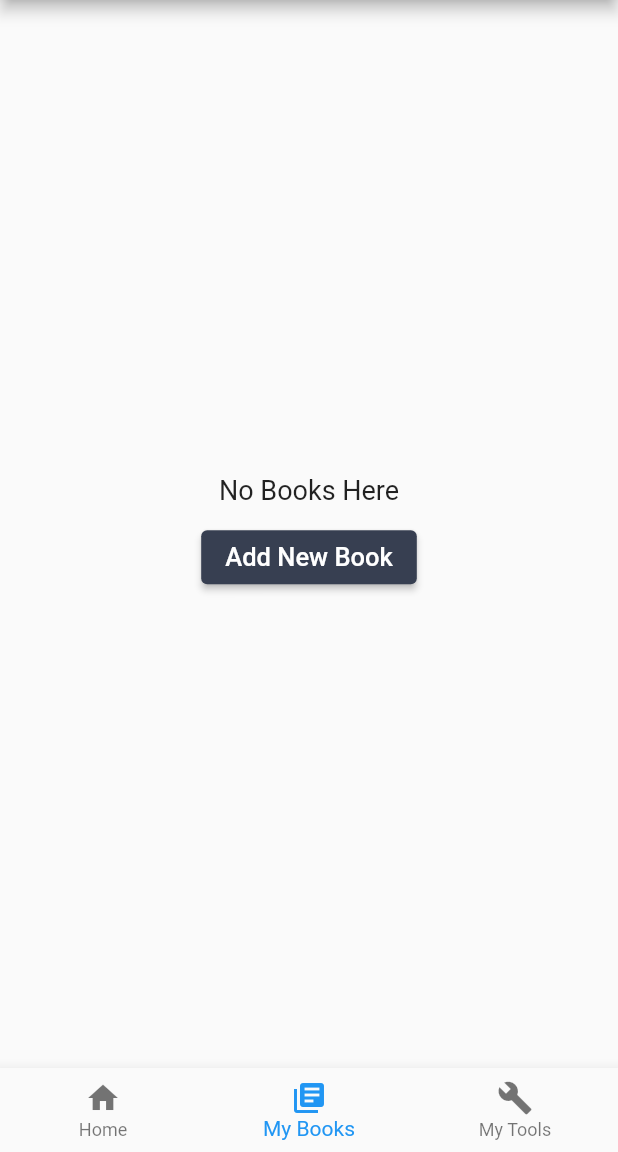
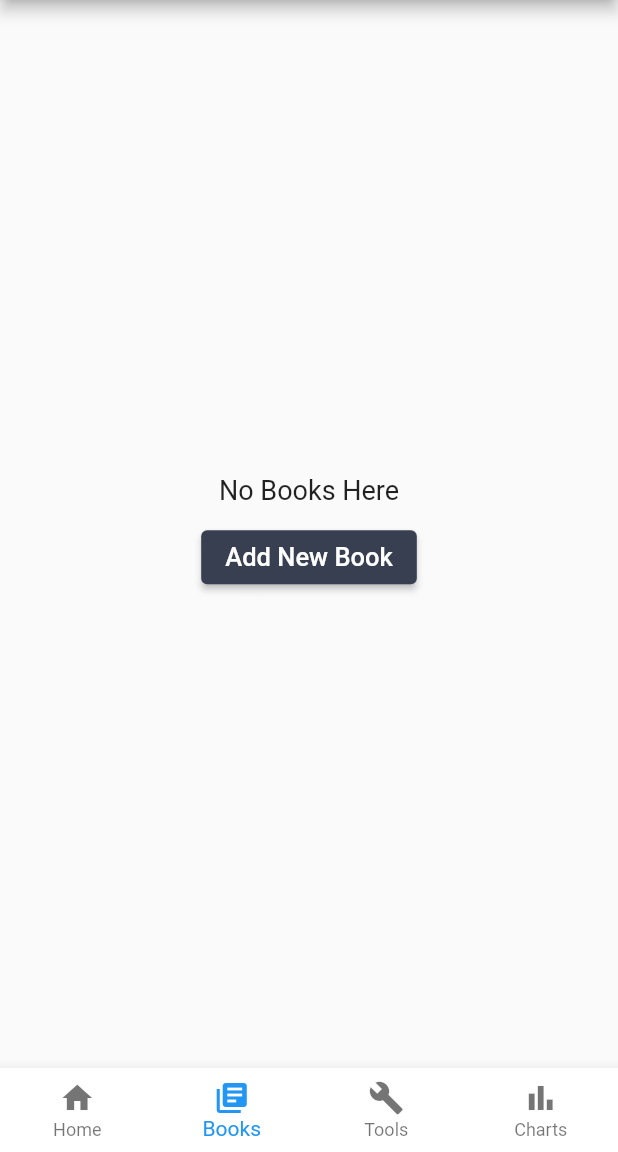
Before and after one commit to jackheinemann/otlet, a Flutter app: the screen it shows after launch, item 2 of the bottom bar chosen, on a phone screen of 412 x 824 dp, the part 84-1236 px from its top. Run offline on Flutter 3.47's test engine with Material 2 defaults, Android fonts, the phone set to English and light mode, and no system bars; our stand-ins replace cached_network_image, shared_preferences; missing offline and left inert: flutter_barcode_scanner.

Commit message:
created id simple selector, create chart screen, view charts screen, and beginnings of chart object

```diff
--- a/lib/business_logic/utils/functions.dart
+++ b/lib/business_logic/utils/functions.dart
@@ -1,5 +1,6 @@
 import 'package:flutter/material.dart';
 import 'package:otlet/business_logic/models/tool.dart';
+import 'package:otlet/ui/screens/charts_screen/view_charts_screen.dart';
 import 'package:otlet/ui/screens/view_tools_screens/create_custom_tool_screen.dart';
 
 import '../../ui/screens/add_book_screen.dart';
--- a/lib/ui/delegates/tab_manager.dart
+++ b/lib/ui/delegates/tab_manager.dart
@@ -2,7 +2,9 @@ import 'package:flutter/material.dart';
 import 'package:otlet/business_logic/models/book.dart';
 import 'package:otlet/business_logic/models/otlet_instance.dart';
 import 'package:otlet/business_logic/models/tool.dart';
+import 'package:otlet/business_logic/utils/constants.dart';
 import 'package:otlet/business_logic/utils/functions.dart';
+import 'package:otlet/ui/screens/charts_screen/view_charts_screen.dart';
 import 'package:otlet/ui/screens/home_screen/home_screen.dart';
 import 'package:otlet/ui/screens/view_books_screen.dart';
 import 'package:otlet/ui/screens/view_tools_screens/view_tools_screen.dart';
@@ -36,7 +38,7 @@ class _TabManagerState extends State<TabManager> {
           title: Text('Otlet'),
           centerTitle: true,
           actions: [
-            if (_currentIndex == 1 || _currentIndex == 2)
+            if (_currentIndex >= 1)
               IconButton(
                   icon: Icon(Icons.add),
                   onPressed: () async {
@@ -52,22 +54,33 @@ class _TabManagerState extends State<TabManager> {
                       instance.saveInstance();
                       ScaffoldMessenger.of(context).showSnackBar(SnackBar(
                           content: Text('Saved ${temp.title} to Books!')));
-                    } else {
+                    } else if (_currentIndex == 2) {
                       Tool tool = await createNewTool(context);
                       if (tool == null) return;
                       setState(() {
                         instance.addNewTool(tool);
                         instance.tools.sort((a, b) => a.name.compareTo(b.name));
                       });
+                    } else {
+                      // await createNewChart(context);
                     }
                   })
           ],
         ),
         body: IndexedStack(
           index: _currentIndex,
-          children: [HomeScreen(), ViewBooksScreen(), ViewToolsScreen()],
+          children: [
+            HomeScreen(),
+            ViewBooksScreen(),
+            ViewToolsScreen(),
+            ViewChartsScreen()
+          ],
         ),
-        bottomNavigationBar: BottomNavigationBar(
+        bottomNavigationBar: Theme(
+          data: ThemeData(
+              canvasColor: Colors.white, primaryColor: secondaryColor),
+          child: BottomNavigationBar(
+              type: BottomNavigationBarType.fixed,
               currentIndex: _currentIndex,
               onTap: (i) {
                 setState(() {
@@ -75,12 +88,18 @@ class _TabManagerState extends State<TabManager> {
                 });
               },
               items: [
-              BottomNavigationBarItem(icon: Icon(Icons.home), label: 'Home'),
                 BottomNavigationBarItem(
-                  icon: Icon(Icons.library_books), label: 'My Books'),
+                  icon: Icon(Icons.home),
+                  label: 'Home',
+                ),
                 BottomNavigationBarItem(
-                  icon: Icon(Icons.build), label: 'My Tools'),
+                    icon: Icon(Icons.library_books), label: 'Books'),
+                BottomNavigationBarItem(
+                    icon: Icon(Icons.build), label: 'Tools'),
+                BottomNavigationBarItem(
+                    icon: Icon(Icons.bar_chart), label: 'Charts'),
               ]),
+        ),
       ),
     );
   }
--- a/pubspec.yaml
+++ b/pubspec.yaml
@@ -35,6 +35,7 @@ dependencies:
   provider: ^5.0.0
   cached_network_image: ^3.0.0
   flutter_barcode_scanner: ^2.0.0
+  charts_flutter: ^0.10.0
 
 dev_dependencies:
   flutter_test:
```
Also changed, not shown: lib/business_logic/models/chart_helpers.dart (added, +15 -0 lines), lib/business_logic/models/otlet_chart.dart (added, +16 -0 lines), lib/ui/screens/charts_screen/create_chart_screen.dart (added, +147 -0 lines), lib/ui/screens/charts_screen/view_charts_screen.dart (added, +32 -0 lines), lib/ui/widgets/alerts/id_simple_selector.dart (added, +23 -0 lines), pubspec.lock. Lines whose indentation alone changed are shown as unchanged.
